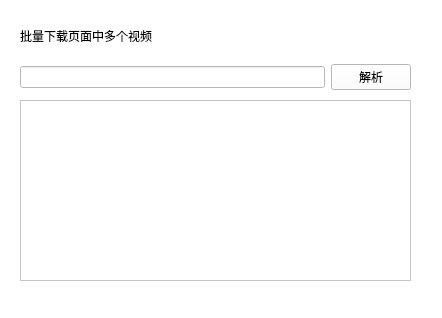
Old version of the form bilibili.ui in the repository linjiaqin12138/BilibiliDownLoad.
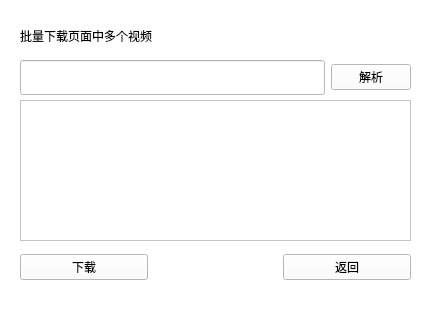
New version of the form. Icons and pictures are not drawn.

Commit message: 批量下载

What changed in the file:
```diff
--- a/bilibili.ui
+++ b/bilibili.ui
@@ -340,15 +340,50 @@
        <string>批量下载页面中多个视频</string>
       </property>
      </widget>
-     <widget class="QScrollArea" name="scrollArea">
+     <widget class="QWidget" name="layoutWidget">
+      <property name="geometry">
+       <rect>
+        <x>20</x>
+        <y>60</y>
+        <width>391</width>
+        <height>35</height>
+       </rect>
+      </property>
+      <layout class="QHBoxLayout" name="horizontalLayout_6">
+       <item>
+        <widget class="QLineEdit" name="lEUrlMore">
+         <property name="maximumSize">
+          <size>
+           <width>16777215</width>
+           <height>16777214</height>
+          </size>
+         </property>
+        </widget>
+       </item>
+       <item>
+        <widget class="QPushButton" name="pBparserUrlMore">
+         <property name="text">
+          <string>解析</string>
+         </property>
+        </widget>
+       </item>
+      </layout>
+     </widget>
+     <widget class="QScrollArea" name="videoList">
       <property name="geometry">
        <rect>
         <x>20</x>
         <y>100</y>
         <width>391</width>
-        <height>181</height>
+        <height>141</height>
        </rect>
       </property>
+      <property name="minimumSize">
+       <size>
+        <width>391</width>
+        <height>141</height>
+       </size>
+      </property>
       <property name="widgetResizable">
        <bool>true</bool>
       </property>
@@ -358,28 +393,69 @@
          <x>0</x>
          <y>0</y>
          <width>389</width>
-         <height>179</height>
+         <height>139</height>
         </rect>
        </property>
+       <property name="minimumSize">
+        <size>
+         <width>389</width>
+         <height>10</height>
+        </size>
+       </property>
+       <property name="autoFillBackground">
+        <bool>false</bool>
+       </property>
+       <property name="inputMethodHints">
+        <set>Qt::ImhNone</set>
+       </property>
       </widget>
      </widget>
      <widget class="QWidget" name="">
       <property name="geometry">
        <rect>
         <x>20</x>
-        <y>60</y>
+        <y>250</y>
         <width>391</width>
         <height>35</height>
        </rect>
       </property>
-      <layout class="QHBoxLayout" name="horizontalLayout_6">
+      <layout class="QHBoxLayout" name="horizontalLayout_7">
        <item>
-        <widget class="QLineEdit" name="lEUrlMore"/>
+        <widget class="QPushButton" name="pBStartToDownLoadMore">
+         <property name="sizePolicy">
+          <sizepolicy hsizetype="MinimumExpanding" vsizetype="Fixed">
+           <horstretch>0</horstretch>
+           <verstretch>0</verstretch>
+          </sizepolicy>
+         </property>
+         <property name="text">
+          <string>下载</string>
+         </property>
+        </widget>
        </item>
        <item>
-        <widget class="QPushButton" name="pushButton">
+        <spacer name="horizontalSpacer_4">
+         <property name="orientation">
+          <enum>Qt::Horizontal</enum>
+         </property>
+         <property name="sizeHint" stdset="0">
+          <size>
+           <width>40</width>
+           <height>20</height>
+          </size>
+         </property>
+        </spacer>
+       </item>
+       <item>
+        <widget class="QPushButton" name="pBReturnToMainPageFromMore">
+         <property name="sizePolicy">
+          <sizepolicy hsizetype="MinimumExpanding" vsizetype="Fixed">
+           <horstretch>0</horstretch>
+           <verstretch>0</verstretch>
+          </sizepolicy>
+         </property>
          <property name="text">
-          <string>解析</string>
+          <string>返回</string>
          </property>
         </widget>
        </item>
```
Left out of the diff: 2 changed lines with no effect on the pictures. The commit also changes 17 other files.
